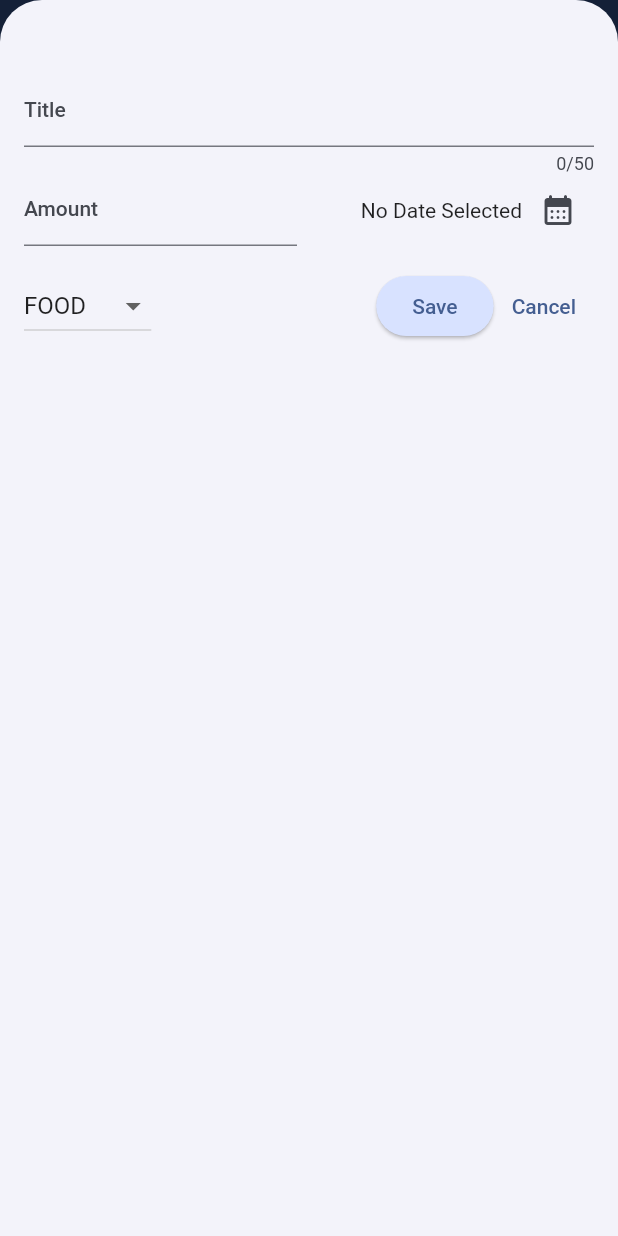
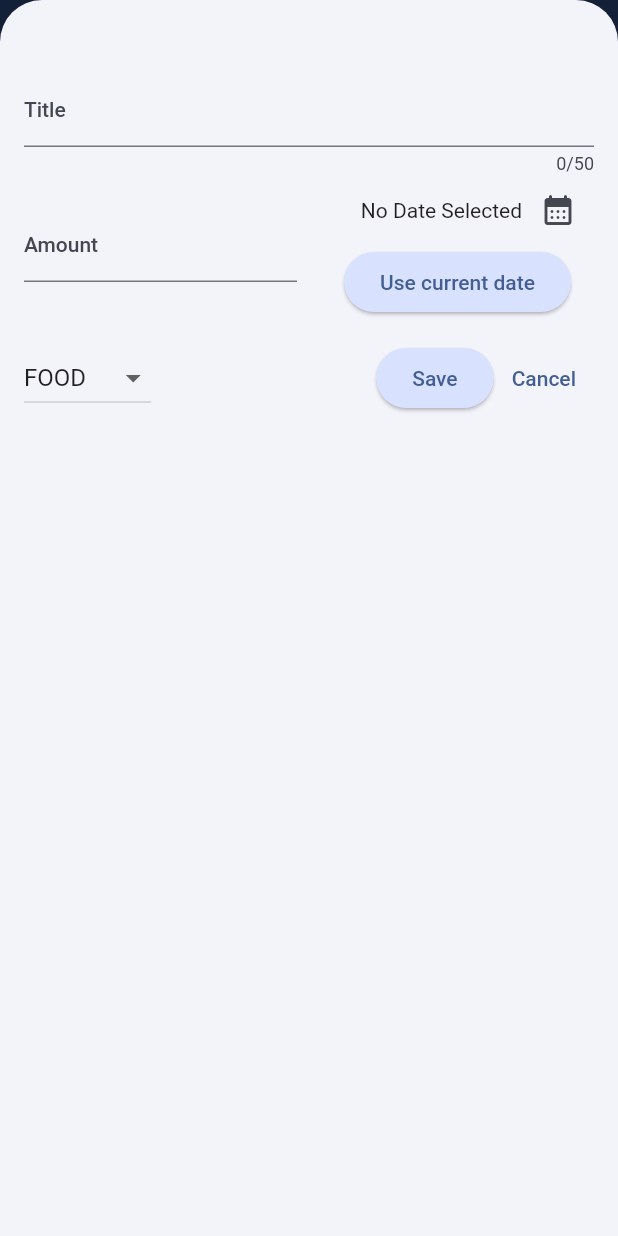
Before and after one commit to Ferskken/expense_tracker, a Flutter app: the screen it shows after launch, after a tap on the "add" icon, on a phone screen of 412 x 824 dp. Run offline on Flutter 3.47's test engine with Material 2 defaults, Android fonts, the phone set to English and light mode, and no system bars.

Commit message:
Added "Current Date" button in new_expenses

```diff
--- a/lib/widgets/new_expense.dart
+++ b/lib/widgets/new_expense.dart
@@ -112,7 +112,9 @@ class _NewExpenseState extends State<NewExpense> {
               ),
               const SizedBox(width: 16),
               Expanded(
-                  child: Row(
+                  child: Column(
+                children: [
+                  Row(
                     mainAxisAlignment: MainAxisAlignment.end,
                     crossAxisAlignment: CrossAxisAlignment.center,
                     children: [
@@ -124,6 +126,16 @@ class _NewExpenseState extends State<NewExpense> {
                         icon: const Icon(
                           Icons.calendar_month_rounded,
                         ),
+                      ),
+                    ],
+                  ),
+                  ElevatedButton(
+                    onPressed: () {
+                      setState(() {
+                        _selectedDate = DateTime.now();
+                      });
+                    },
+                    child: const Text("Use current date"),
                   ),
                 ],
               )),
```
Also changed, not shown: 1 other file. Lines whose indentation alone changed are shown as unchanged.
